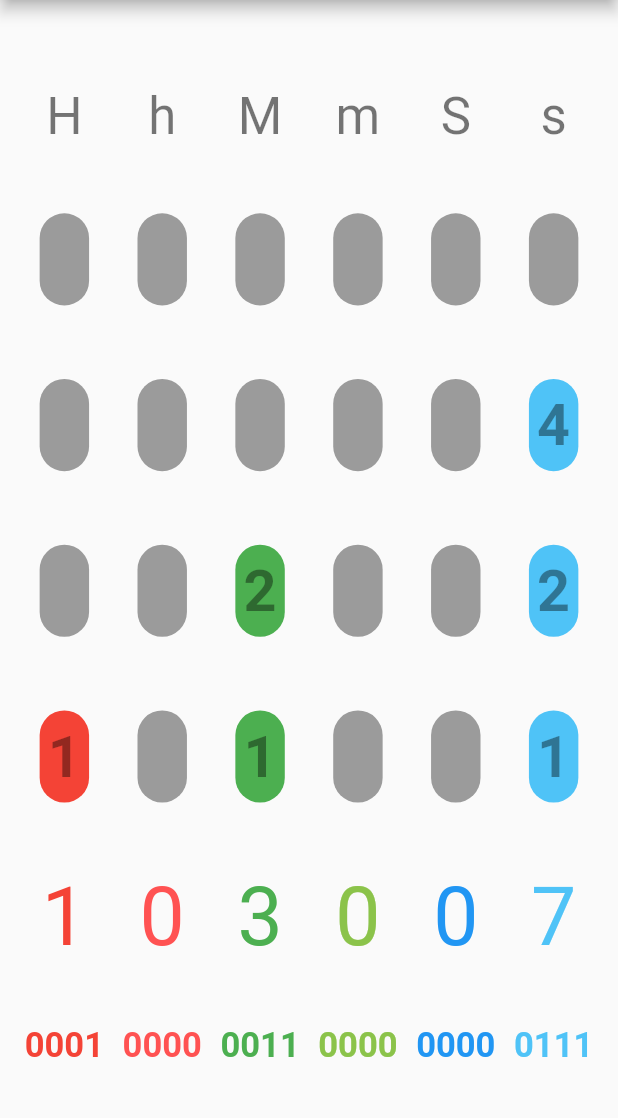
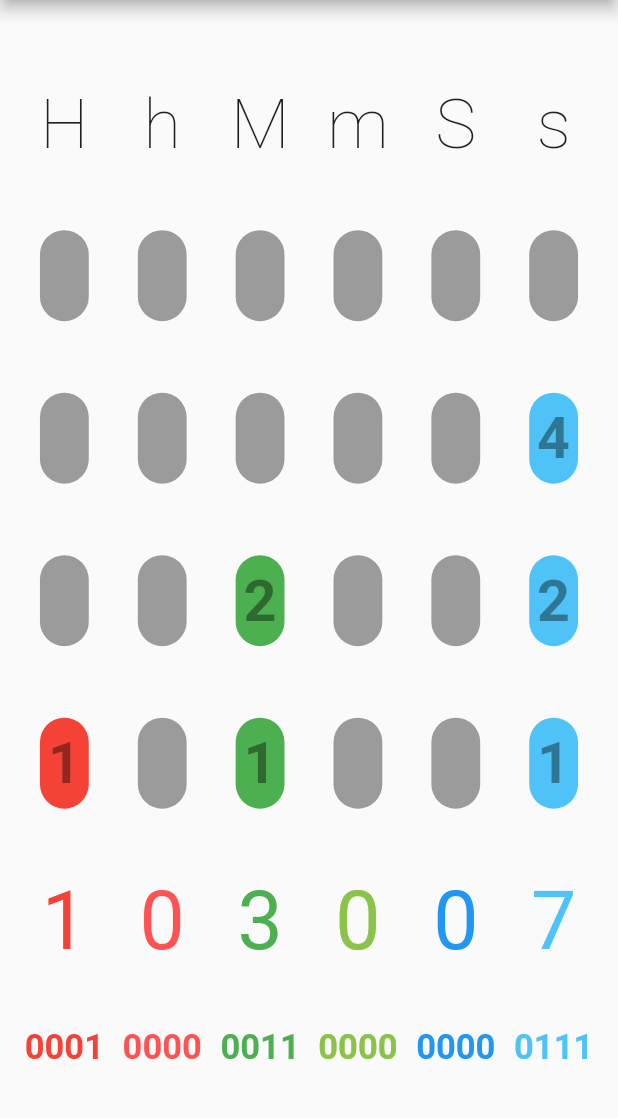
Before and after one commit to codenameakshay/clockify-flutter, a Flutter app: the screen it shows after launch, on a phone screen of 412 x 824 dp, the part 84-1202 px from its top. Run offline on Flutter 3.47's test engine with Material 2 defaults, Android fonts, the phone set to English and light mode, and no system bars.

Commit message:
Updated UI, and made it more robust

```diff
--- a/lib/main.dart
+++ b/lib/main.dart
@@ -55,41 +55,57 @@ class _HomePageState extends State<HomePage> {
           padding: EdgeInsets.zero,
           children: <Widget>[
             DrawerHeader(
-              child: Image.network(
-                'https://avatars2.githubusercontent.com/u/60510869?s=460&u=ea7872a9aa9189cfc2b0910a51e4b83d458709a3&v=4',
+              child: Image.asset(
+                'assets/images/logo.jfif',
               ),
               decoration: BoxDecoration(
                 gradient: LinearGradient(
-                  begin: Alignment.topRight,
-                  end: Alignment.bottomLeft,
+                  begin: Alignment.topLeft,
+                  end: Alignment.bottomRight,
                   colors: [
-                    Colors.blue,
-                    Colors.cyanAccent[200],
+                    Color.fromARGB(255, 60, 140, 231),
+                    Color.fromARGB(255, 0, 234, 255),
                   ],
                 ),
               ),
+            ),
+            Divider(
+              height: 2.0,
             ),
             ListTile(
               title: Center(
                 child: Text('CodeNameAKshay'),
               ),
-              onTap: () {},
+              onTap: () {
+                // Navigator.pop(context);
+              },
             ),
-            Center(
-              child: Row(
-                mainAxisAlignment: MainAxisAlignment.center,
-                children: <Widget>[
-                  Text('Enable Dark Mode'),
-                  Switch(
+            Divider(
+              height: 2.0,
+            ),
+            Builder(
+              builder: (context) => ListTile(
+                title: Text('Toggle Dark mode'),
+                leading: Icon(Icons.brightness_4),
+                onTap: () {
+                  setState(() {
+                    themeProvider.changeDarkMode(!themeProvider.isDarkMode);
+                  });
+                  Navigator.pop(context);
+                },
+                trailing: Switch(
                   value: themeProvider.getDarkMode(),
                   onChanged: (value) {
                     setState(() {
                       themeProvider.changeDarkMode(value);
                     });
+                    Navigator.pop(context);
                   },
                 ),
-                ],
               ),
+            ),
+            Divider(
+              height: 2.0,
             ),
             Builder(
               builder: (context) => ListTile(
@@ -97,8 +113,12 @@ class _HomePageState extends State<HomePage> {
                 leading: Icon(Icons.access_time),
                 onTap: () {
                   changeIsBinary();
+                  Navigator.pop(context);
                 },
               ),
+            ),
+            Divider(
+              height: 2.0,
             ),
           ],
         ),
@@ -146,8 +166,8 @@ class _DigitalClockState extends State<DigitalClock> {
         builder: (BuildContext context, BoxConstraints constraints) {
           return Container(
             padding: EdgeInsets.only(
-                left: constraints.maxWidth * 0.23,
-                right: constraints.maxWidth * 0.23),
+                left: constraints.maxWidth * 0.22,
+                right: constraints.maxWidth * 0.22),
             // width: constraints.maxWidth*0.8,
             // height: constraints.maxHeight*0.8,
             child: Row(
@@ -355,7 +375,8 @@ class ClockColumn extends StatelessWidget {
           Container(
             child: Text(
               title,
-              style: Theme.of(context).textTheme.display1,
+              style: TextStyle(
+                  fontSize: height * 0.060, fontWeight: FontWeight.w200),
             ),
           )
         ],
@@ -369,10 +390,10 @@ class ClockColumn extends StatelessWidget {
           return AnimatedContainer(
             duration: Duration(milliseconds: 475),
             curve: Curves.ease,
-            height: height * 0.08,
-            width: width * 0.08,
+            height: height * 0.079,
+            width: width * 0.079,
             decoration: BoxDecoration(
-              borderRadius: BorderRadius.all(Radius.circular(100)),
+              borderRadius: BorderRadius.all(Radius.circular(width * 0.05)),
               color: isActive
                   ? color
                   : idx < 4 - rows
--- a/pubspec.yaml
+++ b/pubspec.yaml
@@ -42,6 +42,8 @@ flutter:
   # included with your application, so that you can use the icons in
   # the material Icons class.
   uses-material-design: true
+  assets:
+    - assets/images/
 
   # To add assets to your application, add an assets section, like this:
   # assets:
```
Also changed, not shown: 1 other file. Lines whose indentation alone changed are shown as unchanged.
